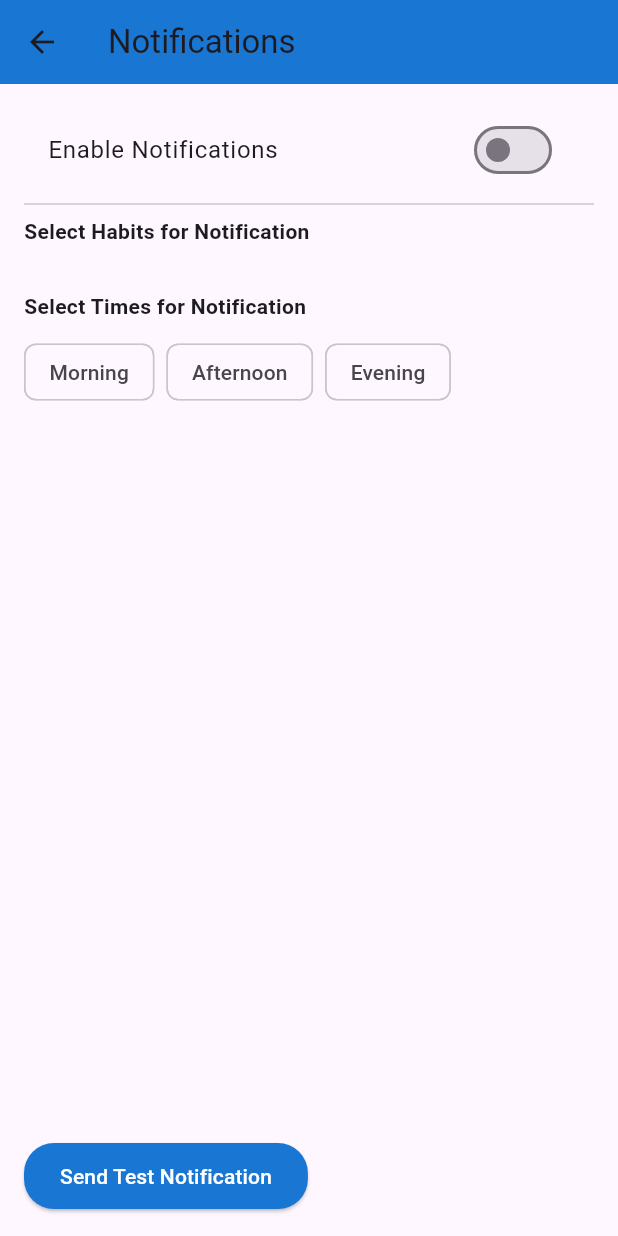
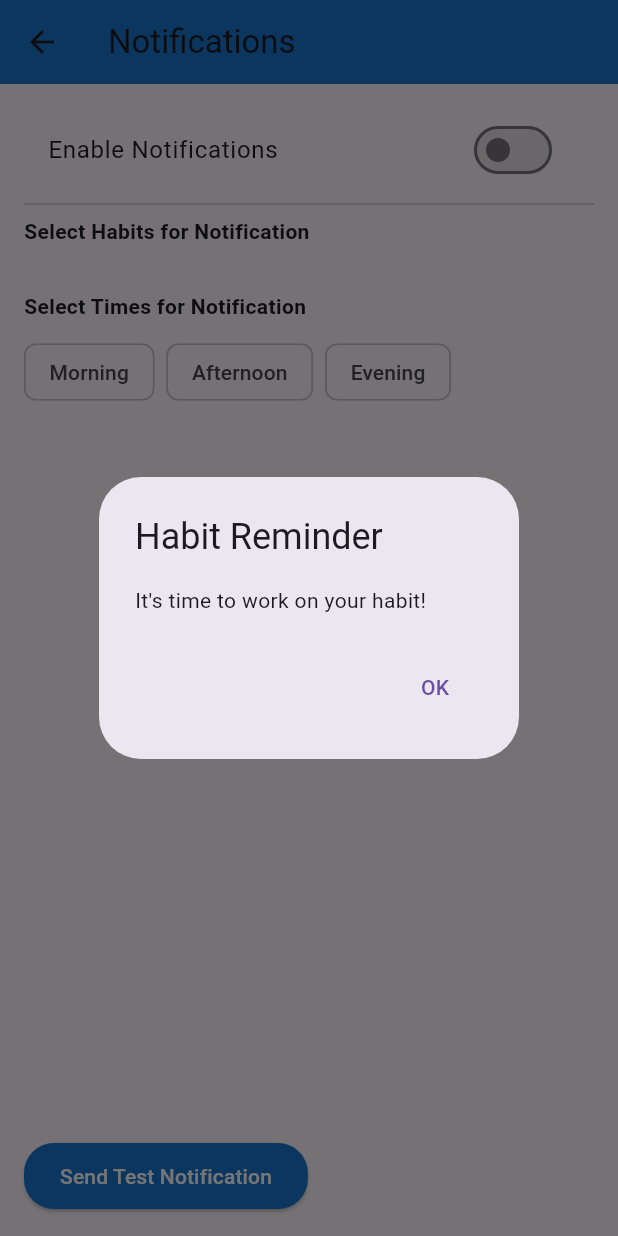
Before and after one commit to ahmadzainuddin/flutter-habit-tracker, a Flutter app: the NotificationsScreen screen opened directly, after a tap on "Send Test Notification", on a phone screen of 412 x 824 dp. Run offline on Flutter 3.47's test engine with Material 3 defaults, Android fonts, the phone set to English and light mode, and no system bars; our stand-ins replace flutter_local_notifications, fluttertoast, shared_preferences; accounts and stored records are empty.

Commit message:
Initial commit: Screen PNG

```diff
--- a/lib/notifications_screen.dart
+++ b/lib/notifications_screen.dart
@@ -178,6 +178,7 @@ class _NotificationsScreenState extends State<NotificationsScreen> {
             Spacer(),
             ElevatedButton(
               onPressed: () {
+                _showTestAlert();
                 _sendTestNotification();
               },
               child: Text('Send Test Notification'),
@@ -196,3 +197,21 @@ class _NotificationsScreenState extends State<NotificationsScreen> {
     );
   }
 }
+
+extension _NotificationsScreenAlerts on _NotificationsScreenState {
+  void _showTestAlert() {
+    showDialog(
+      context: context,
+      builder: (context) => AlertDialog(
+        title: const Text('Habit Reminder'),
+        content: const Text("It's time to work on your habit!"),
+        actions: [
+          TextButton(
+            onPressed: () => Navigator.of(context).pop(),
+            child: const Text('OK'),
+          )
+        ],
+      ),
+    );
+  }
+}
```
Also changed, not shown: screen/evidence-api-ux.png (added), screen/evidence-detail-navigation.png (added), screen/evidence-details-screen.png (added), screen/evidence-integrationScreen-persistence.png (added), screen/evidence-menu-icon.png (added), screen/evidence-menu-items.png (added), screen/evidence-notification-alert.png (added), screen/evidence-notification-configure.png (added), screen/evidence-persistence.png (added), screen/evidence-setting-screen.png (added), screen/figma-evidence1.png (added), screen/figma-evidence2.png (added), screen/home-screen-evidence.png (added), screen/login-screen-evidence.png (added), 5 more files.
